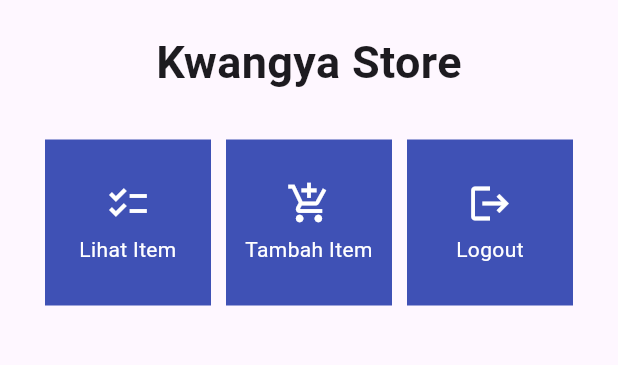
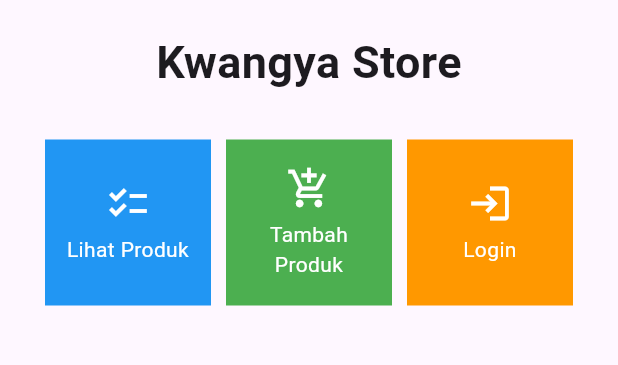
Before and after one commit to nurazizahfebriyana/tugas-7, a Flutter app: the screen it shows after launch, on a phone screen of 412 x 824 dp, the part 84-449 px from its top. Run offline on Flutter 3.47's test engine with Material 2 defaults, Android fonts, the phone set to English and light mode, and no system bars.

Commit message:
TUGAS 7 DONE 2

```diff
--- a/inventory/lib/menu.dart
+++ b/inventory/lib/menu.dart
@@ -2,10 +2,11 @@ import 'package:flutter/material.dart';
 class MyHomePage extends StatelessWidget {
   MyHomePage({Key? key}) : super(key: key);
   final List<ShopItem> items = [
-    ShopItem("Lihat Item", Icons.checklist),
-    ShopItem("Tambah Item", Icons.add_shopping_cart),
-    ShopItem("Logout", Icons.logout),
+    ShopItem("Lihat Produk", Icons.checklist),
+    ShopItem("Tambah Produk", Icons.add_shopping_cart),
+    ShopItem("Login", Icons.login),
   ];
+
   // This widget is the home page of your application. It is stateful, meaning
   // that it has a State object (defined below) that contains fields that affect
   // how it looks.
@@ -14,8 +15,6 @@ class MyHomePage extends StatelessWidget {
   // case the title) provided by the parent (in this case the App widget) and
   // used by the build method of the State. Fields in a Widget subclass are
   // always marked "final".
-
-
   @override
   Widget build(BuildContext context) {
     return Scaffold(
@@ -29,11 +28,9 @@ class MyHomePage extends StatelessWidget {
         child: Padding(
           padding: const EdgeInsets.all(10.0), // Set padding dari halaman
           child: Column(
-            // Widget untuk menampilkan children secara vertikal
             children: <Widget>[
               const Padding(
-                padding: EdgeInsets.only(top: 10.0, bottom: 10.0),
-                // Widget Text untuk menampilkan tulisan dengan alignment center dan style yang sesuai
+                padding: EdgeInsets.only(top: 10.0, bottom: 10.0),   // Widget Text untuk menampilkan tulisan dengan alignment center dan style yang sesuai
                 child: Text(
                   'Kwangya Store', // Text yang menandakan toko
                   textAlign: TextAlign.center,
@@ -65,6 +62,7 @@ class MyHomePage extends StatelessWidget {
     }
 }
 
+
 class ShopItem {
   final String name;
   final IconData icon;
@@ -80,19 +78,28 @@ class ShopCard extends StatelessWidget {
 
   @override
   Widget build(BuildContext context) {
+    Color backgroundColor;
+
+    if (item.name == "Lihat Produk") {
+      backgroundColor = Colors.blue;
+    } else if (item.name == "Tambah Produk") {
+      backgroundColor = Colors.green;
+    } else if (item.name == "Login") {
+      backgroundColor = Colors.orange;
+    } else {
+      backgroundColor = Colors.indigo;
+    }
+
     return Material(
-      color: Colors.indigo,
+      color: backgroundColor, // set ke warna tombol masing2
       child: InkWell(
-        // Area responsive terhadap sentuhan
         onTap: () {
-          // Memunculkan SnackBar ketika diklik
           ScaffoldMessenger.of(context)
             ..hideCurrentSnackBar()
             ..showSnackBar(SnackBar(
                 content: Text("Kamu telah menekan tombol ${item.name}")));
         },
         child: Container(
-          // Container untuk menyimpan Icon dan Text
           padding: const EdgeInsets.all(8),
           child: Center(
             child: Column(
```
Also changed, not shown: 1 other file. Lines whose indentation alone changed are shown as unchanged.
